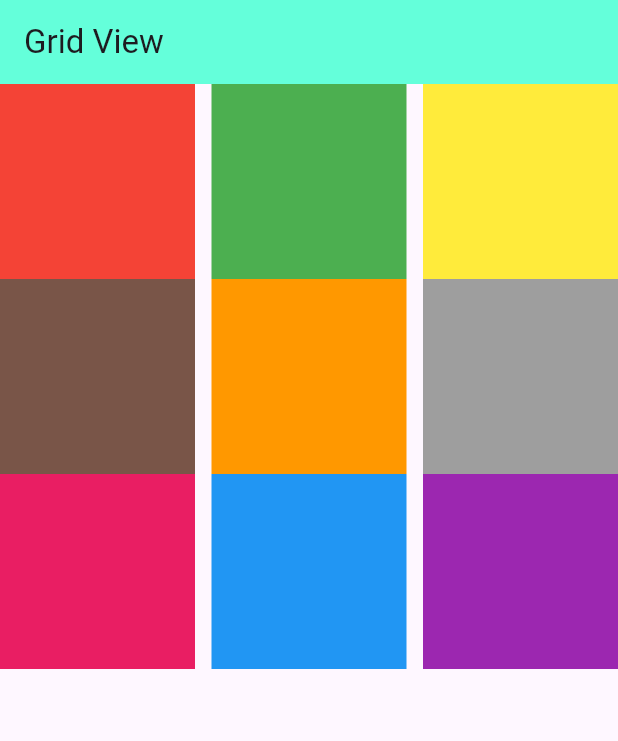
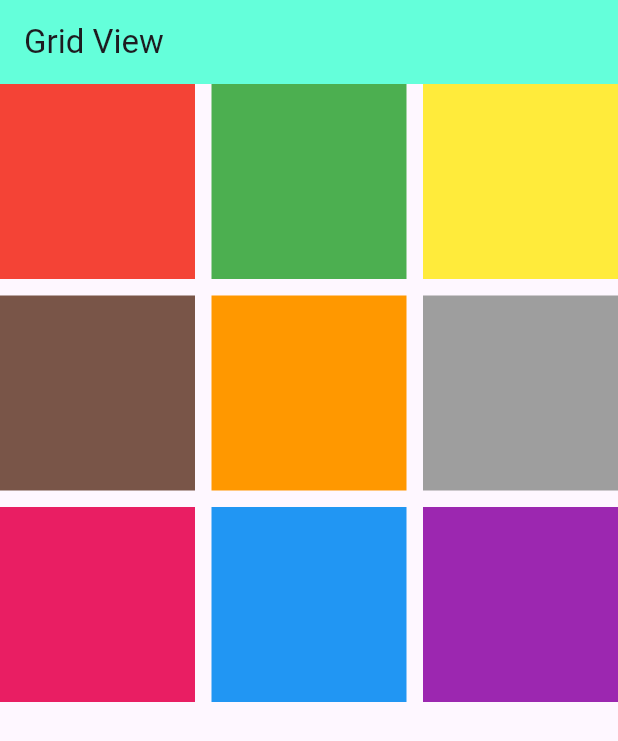
Before and after one commit to Piyushbhatt7/Flutter-Widgets, a Flutter app: the screen it shows after launch, on a phone screen of 412 x 824 dp. Shown: the top 741 px of the screen. Run offline on Flutter 3.47's test engine with Material 3 defaults, Android fonts, the phone set to English and light mode, and no system bars.

Commit message:
// devide the row

```diff
--- a/lib/GridView.dart
+++ b/lib/GridView.dart
@@ -26,6 +26,7 @@ class Gridview extends StatelessWidget {
 
       body: GridView.count(crossAxisCount: 3, // devide the row
       crossAxisSpacing: 11,
+      mainAxisSpacing: 11,
       children: [
          Container(color: arrColors[0],),
          Container(color: arrColors[1],),
```
